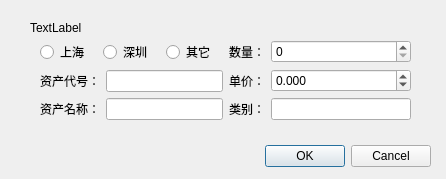
First picture: the form in myInsertModifyAsset.ui, repository Imrono/myFinance, before the edit.
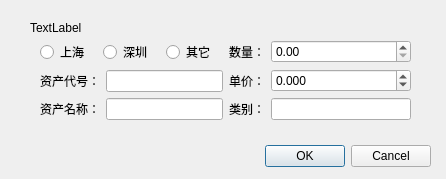
Second picture: the form after the edit.

Commit message: net timeout & amount to double

Diff of the .ui file:
```diff
--- a/myInsertModifyAsset.ui
+++ b/myInsertModifyAsset.ui
@@ -151,12 +151,9 @@
        </widget>
       </item>
       <item row="1" column="1">
-       <widget class="QSpinBox" name="spinBoxAmount">
+       <widget class="QDoubleSpinBox" name="spinBoxAmount">
         <property name="maximum">
-         <number>1000000</number>
-        </property>
-        <property name="singleStep">
-         <number>100</number>
+         <double>9999999.990000000223517</double>
         </property>
        </widget>
       </item>
```
Left out of the diff: 1 changed line with no effect on the pictures. The commit also changes 17 other files.
